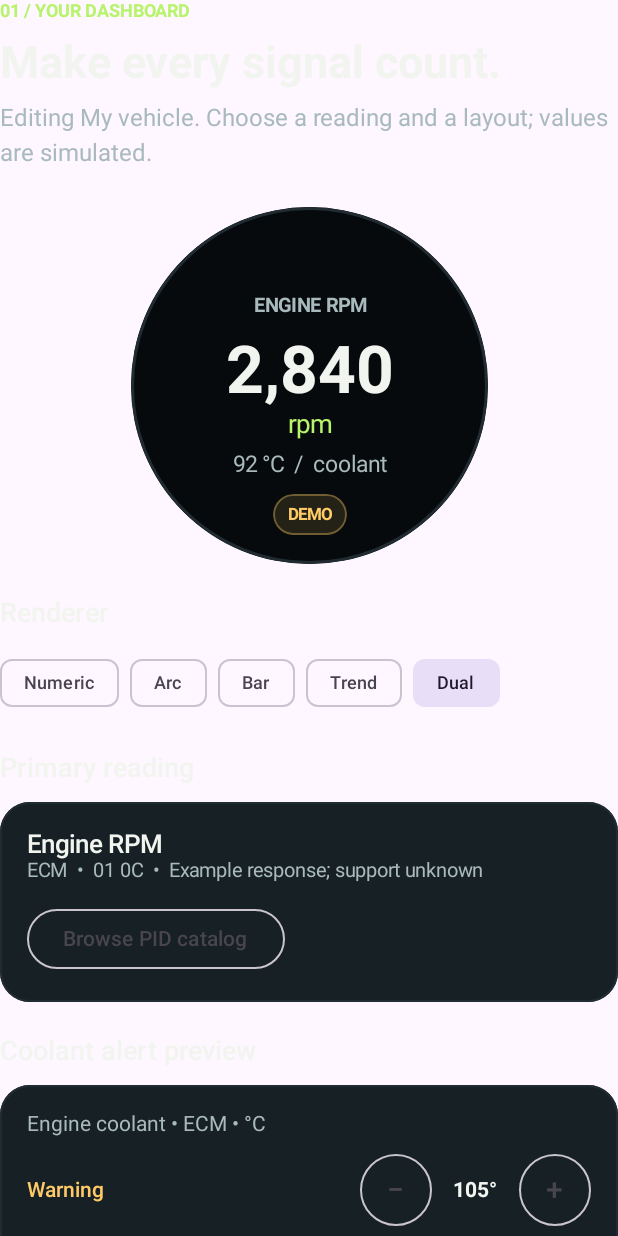
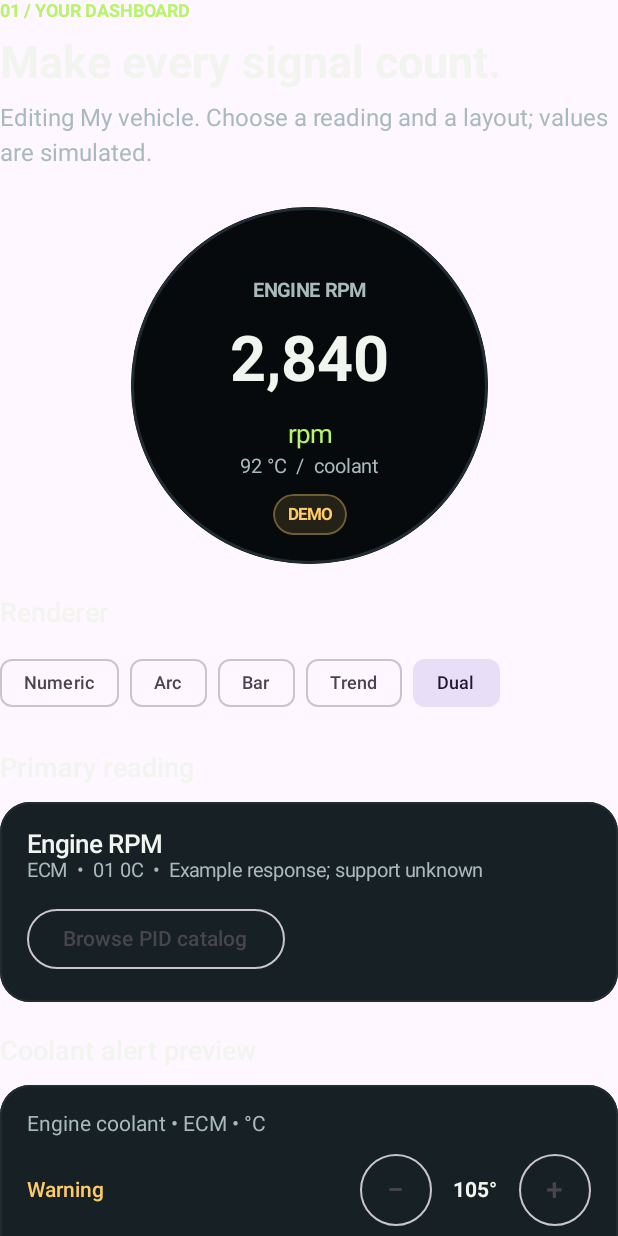
Before and after one commit to lstepnio/ESP32OBD2, an Android app built with Jetpack Compose: the composable DesignScreen shown on its own in the app's theme, after a tap on "Dual", on a phone screen of 412 x 824 dp. Run offline under Robolectric (Android 15) with nearby library versions, the phone set to English and light mode, and no system bars; 3 other taps on this screen came first.

Commit message:
Anchor Android gauge preview in circular safe bands

```diff
--- a/android/app/src/main/java/com/lstepnio/egauge/MainActivity.kt
+++ b/android/app/src/main/java/com/lstepnio/egauge/MainActivity.kt
@@ -414,34 +414,38 @@ private fun RoundPreview(pid: PidExample, layout: GaugeLayout) {
                     drawArc(AccentColor, 145f, 160f, false, style = Stroke(10.dp.toPx(), cap = StrokeCap.Round))
                 }
             }
-            Column(horizontalAlignment = Alignment.CenterHorizontally,
-                modifier = Modifier.widthIn(max = 166.dp)) {
-                Text(pid.gaugeLabel, color = MutedColor, fontSize = 13.sp, fontWeight = FontWeight.Bold,
-                    maxLines = 1, overflow = TextOverflow.Ellipsis)
-                Spacer(Modifier.height(10.dp))
-                Text(pid.demoValue, color = TextColor, fontSize = if (pid.demoValue.length > 4) 44.sp else 54.sp,
-                    fontWeight = FontWeight.Bold, maxLines = 1, overflow = TextOverflow.Ellipsis)
-                Text(pid.unit, color = AccentColor, fontSize = 17.sp)
+            Text(pid.gaugeLabel, color = MutedColor, fontSize = 13.sp,
+                fontWeight = FontWeight.Bold, textAlign = TextAlign.Center,
+                maxLines = 1, overflow = TextOverflow.Ellipsis,
+                modifier = Modifier.align(Alignment.TopCenter).padding(top = 48.dp).width(166.dp))
+            Text(pid.demoValue, color = TextColor,
+                fontSize = if (pid.demoValue.length > 4) 42.sp else 48.sp,
+                fontWeight = FontWeight.Bold, textAlign = TextAlign.Center,
+                maxLines = 1, overflow = TextOverflow.Ellipsis,
+                modifier = Modifier.align(Alignment.TopCenter).padding(top = 77.dp).width(166.dp))
+            Text(pid.unit, color = AccentColor, fontSize = 17.sp,
+                textAlign = TextAlign.Center, maxLines = 1,
+                modifier = Modifier.align(Alignment.TopCenter).padding(top = 141.dp).width(140.dp))
             if (layout == GaugeLayout.Bar) {
-                    Spacer(Modifier.height(10.dp))
-                    Box(Modifier.width(120.dp).height(6.dp).clip(CircleShape).background(RaisedColor)) {
+                Box(Modifier.align(Alignment.TopCenter).padding(top = 169.dp)
+                    .width(120.dp).height(6.dp).clip(CircleShape).background(RaisedColor)) {
                     Box(Modifier.fillMaxWidth(.62f).height(6.dp).background(AccentColor))
                 }
             }
             if (layout == GaugeLayout.Dual) {
-                    Spacer(Modifier.height(8.dp))
-                    Text("92 °C  /  coolant", color = MutedColor, fontSize = 15.sp)
+                Text("92 °C  /  coolant", color = MutedColor, fontSize = 13.sp,
+                    textAlign = TextAlign.Center, maxLines = 1,
+                    modifier = Modifier.align(Alignment.TopCenter).padding(top = 165.dp).width(166.dp))
             }
             if (layout == GaugeLayout.Trend) {
-                    Spacer(Modifier.height(8.dp))
-                    Canvas(Modifier.width(110.dp).height(28.dp)) {
+                Canvas(Modifier.align(Alignment.TopCenter).padding(top = 158.dp)
+                    .width(110.dp).height(25.dp)) {
                     val points = listOf(.72f, .55f, .61f, .35f, .40f, .23f)
                     for (i in 0 until points.lastIndex)
                         drawLine(AccentColor,
                             Offset(size.width * i / points.lastIndex, size.height * points[i]),
                             Offset(size.width * (i + 1) / points.lastIndex, size.height * points[i + 1]),
                             strokeWidth = 2.dp.toPx())
-                    }
                 }
             }
             Box(Modifier.align(Alignment.BottomCenter).padding(bottom = 19.dp)) {
```
Also changed, not shown: 1 other file. Lines whose indentation alone changed are shown as unchanged.
